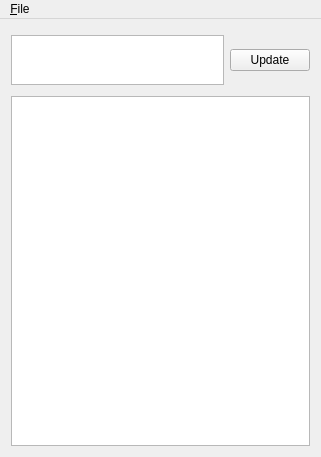
Qt form mainwindow.ui (brik/facebrick) before a commit.
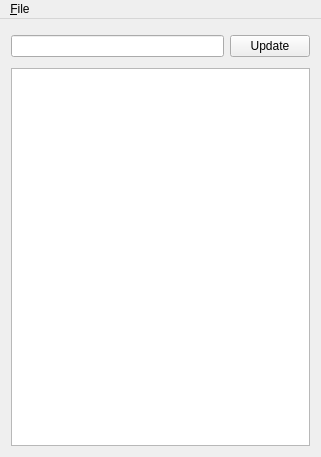
The same form after that commit.

Commit message: Use a QLineEdit instead of a QPlainTextEdit, better for mobile usage.

The edit to the form file:
```diff
--- a/mainwindow.ui
+++ b/mainwindow.ui
@@ -24,20 +24,7 @@
        <number>5</number>
       </property>
       <item>
-       <widget class="QPlainTextEdit" name="statusText">
-        <property name="maximumSize">
-         <size>
-          <width>16777215</width>
-          <height>50</height>
-         </size>
-        </property>
-        <property name="inputMethodHints">
-         <set>Qt::ImhNoAutoUppercase</set>
-        </property>
-        <property name="tabChangesFocus">
-         <bool>true</bool>
-        </property>
-       </widget>
+       <widget class="QLineEdit" name="statusText"/>
       </item>
       <item>
        <widget class="QPushButton" name="updateStatusButton">
```
The commit also changes 1 other file.
